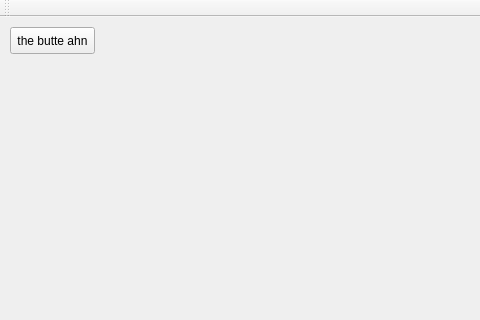
Before: the Qt Designer form gamewindow.ui in CpS209TeamOmega/TandemTechies, drawn with Qt 5; both pictures show x 0 to 480 and y 0 to 320 of the 908 by 501 pixel window.
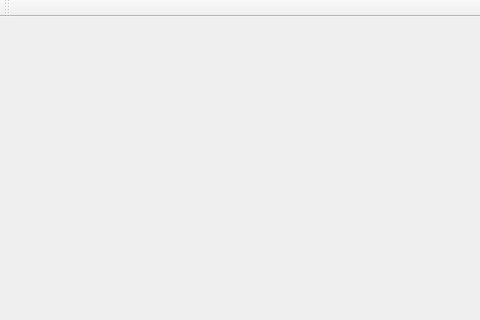
After: the same form once the commit is applied.

Commit message: removed unnecessary button on main window

Diff of the .ui file:
```diff
--- a/gamewindow.ui
+++ b/gamewindow.ui
@@ -13,21 +13,7 @@
   <property name="windowTitle">
    <string>GameWindow</string>
   </property>
-  <widget class="QWidget" name="centralWidget">
-   <widget class="QPushButton" name="pushButton">
-    <property name="geometry">
-     <rect>
-      <x>10</x>
-      <y>10</y>
-      <width>85</width>
-      <height>27</height>
-     </rect>
-    </property>
-    <property name="text">
-     <string>the butte ahn</string>
-    </property>
-   </widget>
-  </widget>
+  <widget class="QWidget" name="centralWidget"/>
   <widget class="QMenuBar" name="menuBar">
    <property name="geometry">
     <rect>
```
The commit also changes 3 other files.
